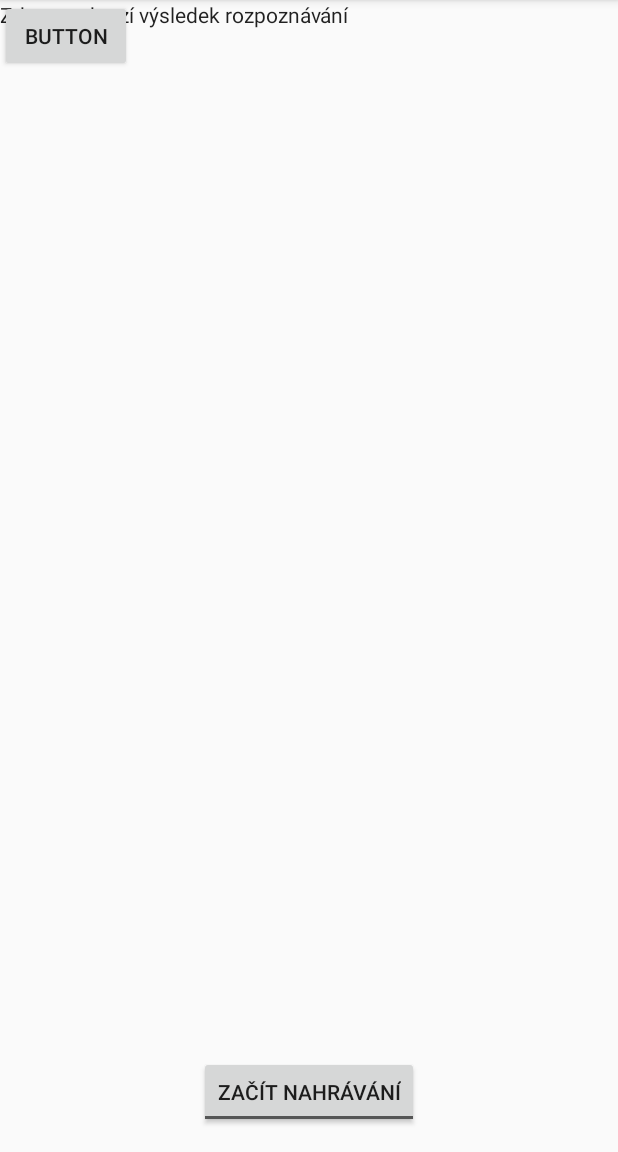
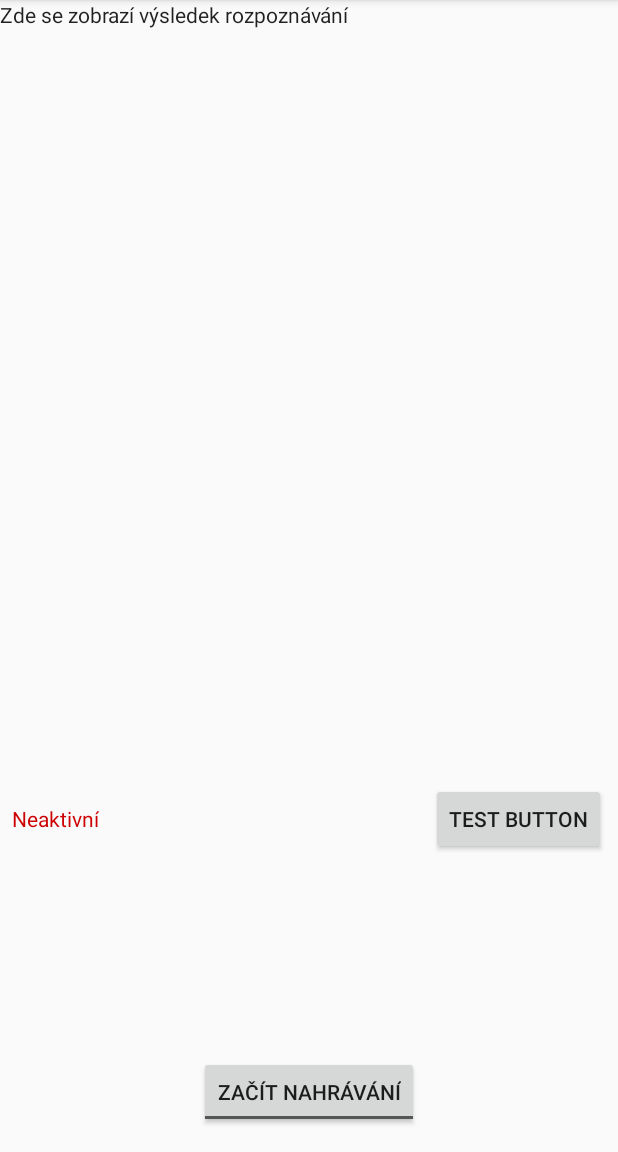
Before and after one commit to PetrFlajsingr/SpeechRecognition, an Android app: the screen it shows after launch (MainActivity), on a phone screen of 412 x 824 dp, the part 84-1236 px from its top. Run offline under Robolectric (Android 15) with nearby library versions, the phone set to English and light mode, and no system bars; 4 statements that could not run were skipped.

```diff
--- a/app/src/main/res/layout/activity_main.xml
+++ b/app/src/main/res/layout/activity_main.xml
@@ -1,8 +1,8 @@
 <?xml version="1.0" encoding="utf-8"?>
 <android.support.constraint.ConstraintLayout
     xmlns:android="http://schemas.android.com/apk/res/android"
+    xmlns:app="http://schemas.android.com/apk/res-auto"
     xmlns:tools="http://schemas.android.com/tools"
-    xmlns:app="http://schemas.android.com/apk/res-auto"
     android:layout_width="match_parent"
     android:layout_height="match_parent"
     tools:context="cz.vutbr.fit.xflajs00.voicerecognition.MainActivity">
@@ -11,8 +11,14 @@
         android:id="@+id/button"
         android:layout_width="wrap_content"
         android:layout_height="wrap_content"
+        android:layout_marginBottom="8dp"
+        android:layout_marginEnd="8dp"
+        android:layout_marginTop="8dp"
         android:onClick="createFrames"
-        android:text="Button"/>
+        android:text="Test button"
+        app:layout_constraintBottom_toTopOf="@+id/buttonRecognitionControl"
+        app:layout_constraintEnd_toEndOf="parent"
+        app:layout_constraintTop_toBottomOf="@+id/scrollView2"/>
 
     <ToggleButton
         android:id="@+id/buttonRecognitionControl"
@@ -36,8 +42,8 @@
     <ScrollView
         android:id="@+id/scrollView2"
         android:layout_width="0dp"
-        android:layout_height="400dp"
-        app:layout_constraintHorizontal_bias="0.0"
+        android:layout_height="387dp"
+        app:layout_constraintHorizontal_bias="1.0"
         app:layout_constraintLeft_toLeftOf="parent"
         app:layout_constraintRight_toRightOf="parent"
         tools:layout_editor_absoluteY="0dp">
@@ -67,4 +73,17 @@
         </LinearLayout>
     </ScrollView>
 
+    <TextView
+        android:id="@+id/VADTextView"
+        android:layout_width="wrap_content"
+        android:layout_height="wrap_content"
+        android:layout_marginBottom="8dp"
+        android:layout_marginStart="8dp"
+        android:layout_marginTop="8dp"
+        android:text="@string/inactive"
+        android:textColor="@android:color/holo_red_dark"
+        app:layout_constraintBottom_toTopOf="@+id/buttonRecognitionControl"
+        app:layout_constraintStart_toStartOf="parent"
+        app:layout_constraintTop_toBottomOf="@+id/scrollView2"/>
+
 </android.support.constraint.ConstraintLayout>
--- a/app/src/main/res/values/strings.xml
+++ b/app/src/main/res/values/strings.xml
@@ -12,4 +12,6 @@ Class aptent taciti sociosqu ad litora torquent per conubia nostra, per inceptos
 Fusce tellus odio, dapibus id fermentum quis, suscipit id erat. Temporibus autem quibusdam et aut officiis debitis aut rerum necessitatibus saepe eveniet ut et voluptates repudiandae sint et molestiae non recusandae. Duis bibendum, lectus ut viverra rhoncus, dolor nunc faucibus libero, eget facilisis enim ipsum id lacus. Donec ipsum massa, ullamcorper in, auctor et, scelerisque sed, est. Mauris dolor felis, sagittis at, luctus sed, aliquam non, tellus. Nullam at arcu a est sollicitudin euismod. Etiam egestas wisi a erat. In convallis. Donec ipsum massa, ullamcorper in, auctor et, scelerisque sed, est. Etiam quis quam. Morbi leo mi, nonummy eget tristique non, rhoncus non leo. Neque porro quisquam est, qui dolorem ipsum quia dolor sit amet, consectetur, adipisci velit, sed quia non numquam eius modi tempora incidunt ut labore et dolore magnam aliquam quaerat voluptatem. In convallis.
 
 Cum sociis natoque penatibus et magnis dis parturient montes, nascetur ridiculus mus. Etiam ligula pede, sagittis quis, interdum ultricies, scelerisque eu. Fusce wisi. Morbi leo mi, nonummy eget tristique non, rhoncus non leo. Cum sociis natoque penatibus et magnis dis parturient montes, nascetur ridiculus mus. Sed convallis magna eu sem. Praesent in mauris eu tortor porttitor accumsan. In dapibus augue non sapien. Integer in sapien. Class aptent taciti sociosqu ad litora torquent per conubia nostra, per inceptos hymenaeos. Aliquam ante. Sed vel lectus. Donec odio tempus molestie, porttitor ut, iaculis quis, sem. Aliquam ante. Integer rutrum, orci vestibulum ullamcorper ultricies, lacus quam ultricies odio, vitae placerat pede sem sit amet enim. Integer pellentesque quam vel velit.</string>
+    <string name="active">Aktivní</string>
+    <string name="inactive">Neaktivní</string>
 </resources>
```
Also changed, not shown: app/src/main/java/cz/vutbr/fit/xflajs00/voicerecognition/MainActivity.java (+25 -1 lines), app/src/main/java/cz/vutbr/fit/xflajs00/voicerecognition/SpeechRecognitionAPI.java (added, +13 -0 lines), 5 other files.
